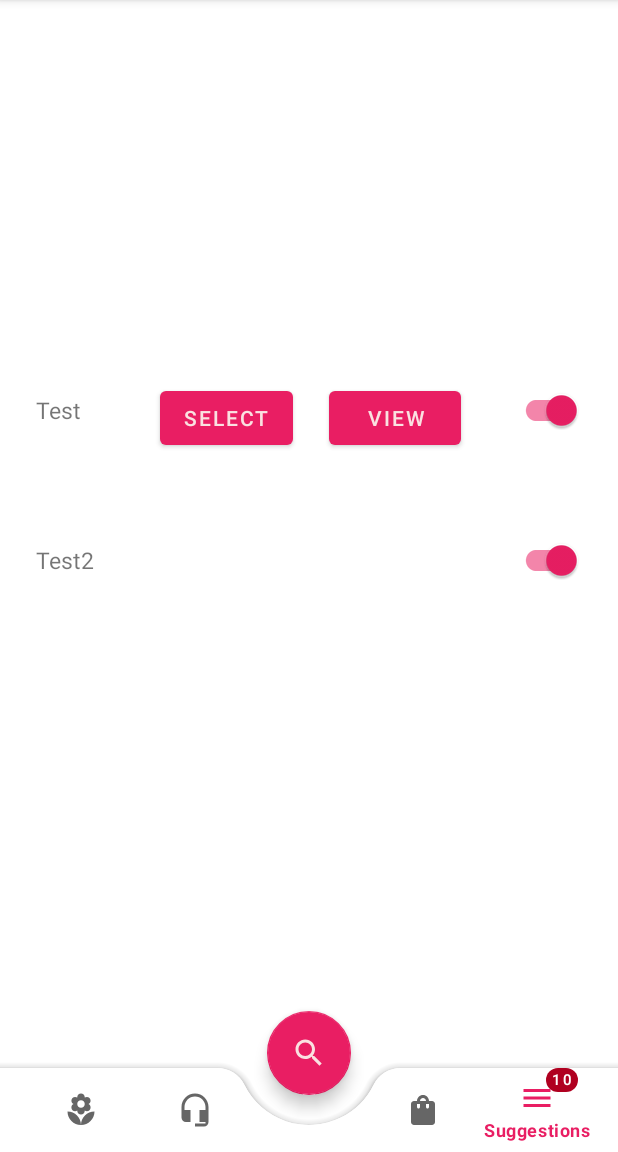
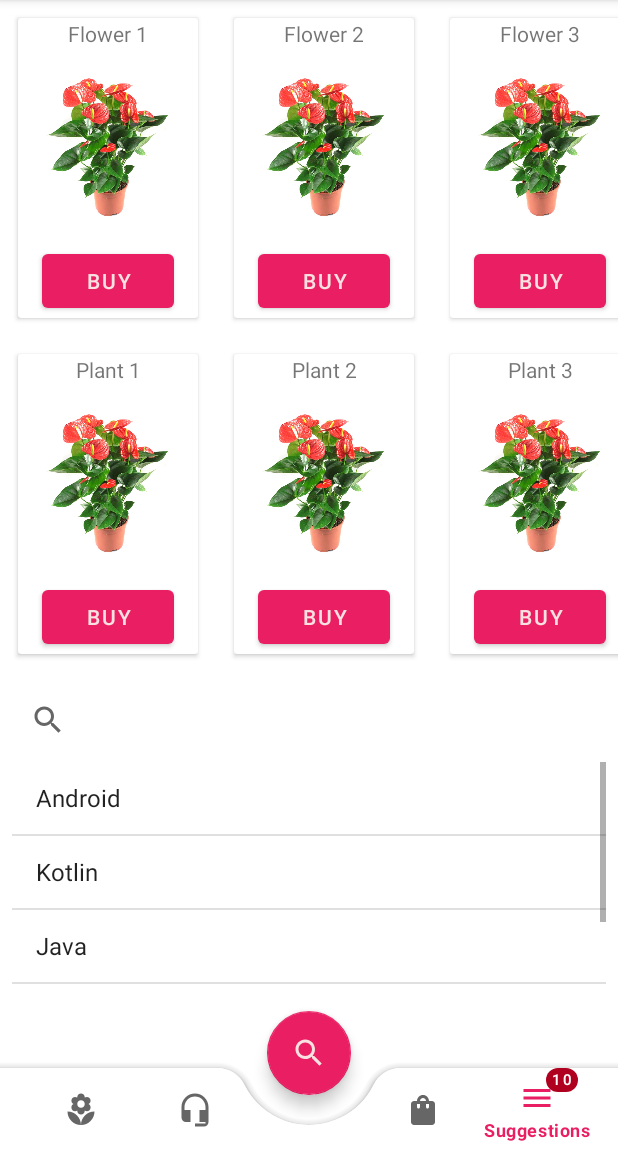
Before and after one commit to Blasanka/research-frontend, an Android app: the screen it shows after launch (MainActivity), item 5 of the bottom bar chosen, on a phone screen of 412 x 824 dp, the part 84-1236 px from its top. Run offline under Robolectric (Android 15) with nearby library versions, the phone set to English and light mode, and no system bars.

Commit message:
developed suggesions fragment and page navigation modification

```diff
--- a/app/build.gradle
+++ b/app/build.gradle
@@ -46,4 +46,6 @@ dependencies {
 
     // Material Design
     implementation 'com.google.android.material:material:1.3.0-alpha03'
+    //noinspection GradleCompatible
+    implementation 'com.android.support:cardview-v7:21.0.3'
 }
--- /dev/null
+++ b/app/src/main/java/com/example/floral/PostsAdapter.kt
@@ -0,0 +1,32 @@
+package com.example.floral
+
+import android.view.LayoutInflater
+import android.view.View
+import android.view.ViewGroup
+import android.widget.ImageView
+import android.widget.TextView
+import androidx.recyclerview.widget.RecyclerView
+
+class PostsAdapter(val posts: ArrayList<String>) : RecyclerView.Adapter<PostsAdapter.ViewHolder>() {
+
+    override fun onCreateViewHolder(parent: ViewGroup, viewType: Int): ViewHolder {
+        val view: View = LayoutInflater.from(parent.context).inflate(R.layout.raw_post,parent,false)
+        return ViewHolder(view)
+    }
+
+    override fun onBindViewHolder(holder: ViewHolder, position: Int) {
+
+        holder.firstName.text = posts[position]
+
+    }
+
+    override fun getItemCount() = posts.size
+
+
+    class ViewHolder(itemView: View) : RecyclerView.ViewHolder(itemView) {
+        val firstName : TextView = itemView.findViewById(R.id.firstName)
+
+
+    }
+
+}
--- a/app/src/main/java/com/example/floral/SuggestFragment.kt
+++ b/app/src/main/java/com/example/floral/SuggestFragment.kt
@@ -1,9 +1,14 @@
 package com.example.floral
 
+import android.annotation.SuppressLint
 import android.os.Bundle
 import android.view.View
+import android.widget.ArrayAdapter
+import android.widget.SearchView
+import android.widget.Toast
 import androidx.fragment.app.Fragment
 import androidx.recyclerview.widget.LinearLayoutManager
+import androidx.recyclerview.widget.OrientationHelper
 import kotlinx.android.synthetic.main.fragment_suggest.*
 
 class SuggestFragment : Fragment(R.layout.fragment_suggest) {
@@ -13,10 +18,48 @@ class SuggestFragment : Fragment(R.layout.fragment_suggest) {
 
     private lateinit var paraAdapter: ParamAdapter
 
+    @SuppressLint("WrongConstant")
     override fun onViewCreated(view: View, savedInstanceState: Bundle?) {
         super.onViewCreated(view, savedInstanceState)
-        setupRecyclerView()
-        to()
+       // setupRecyclerView()
+       // to()
+        //SugHorizontalRecyclerVIew
+        val posts: ArrayList<String> = ArrayList()
+        val bookList: ArrayList<String> = ArrayList()
+        for(i in 1..100){
+            posts.add("Flower $i")
+        }
+        for(i in 1..100){
+            bookList.add("Plant $i")
+        }
+        recyclerView.layoutManager = LinearLayoutManager(context!!, OrientationHelper.HORIZONTAL,false)
+        recyclerView.adapter = PostsAdapter(posts)
+        books.layoutManager = LinearLayoutManager(context!!, OrientationHelper.HORIZONTAL,false)
+        books.adapter = PostsAdapter(bookList)
+        //Search
+        val search = searchView
+        val listView = listView
+        val names = arrayOf("Android", "Kotlin", "Java", "C++", "C#")
+        val adapter : ArrayAdapter<String> = ArrayAdapter(context!!, android.R.layout.simple_list_item_1,names)
+        listView.adapter = adapter
+        search.setOnQueryTextListener(object : SearchView.OnQueryTextListener{
+            override fun onQueryTextSubmit(query: String?): Boolean {
+                search.clearFocus()
+                if(names.contains(query)){
+                    adapter.filter.filter(query)
+                }else{
+                    Toast.makeText(context,"item not fount", Toast.LENGTH_LONG).show()
+                }
+                return false
+            }
+
+            override fun onQueryTextChange(newText: String?): Boolean {
+                adapter.filter.filter(newText)
+                return false
+
+            }
+
+        })
 
 
     }
@@ -29,16 +72,19 @@ class SuggestFragment : Fragment(R.layout.fragment_suggest) {
 
 
 
-    }        private fun setupRecyclerView() = rvChannels.apply {
-            paraAdapter = ParamAdapter(paramChannelList,paramSwitchList)
-            adapter = paraAdapter
-            layoutManager = LinearLayoutManager(context)
+    }       // private fun setupRecyclerView() = rvChannels.apply {
+          //  paraAdapter = ParamAdapter(paramChannelList,paramSwitchList)
+         //   adapter = paraAdapter
+          //  layoutManager = LinearLayoutManager(context)
 
         }
-        private fun addToChannel(titles: String , switch : Boolean){
-            paramChannelList.add(titles)
-            paramSwitchList.add(switch)
-        }
+
+private fun <E> ArrayList<E>.add(element: Int) {
+
+}
 
 
-}
+private fun addToChannel(titles: String , switch : Boolean){
+        //    paramChannelList.add(titles)
+        //    paramSwitchList.add(switch)
+        }
--- a/app/src/main/res/layout/fragment_suggest.xml
+++ b/app/src/main/res/layout/fragment_suggest.xml
@@ -1,49 +1,68 @@
 <?xml version="1.0" encoding="utf-8"?>
-<androidx.constraintlayout.widget.ConstraintLayout xmlns:android="http://schemas.android.com/apk/res/android"
+<RelativeLayout xmlns:android="http://schemas.android.com/apk/res/android"
     xmlns:app="http://schemas.android.com/apk/res-auto"
     xmlns:tools="http://schemas.android.com/tools"
     android:layout_width="match_parent"
     android:layout_height="match_parent"
+    android:orientation="vertical"
     tools:context=".MainActivity">
 
 
-        <androidx.recyclerview.widget.RecyclerView
-            android:id="@+id/rvChannels"
-            android:layout_width="412dp"
-            android:layout_height="228dp"
-            app:layout_constraintBottom_toBottomOf="parent"
-            app:layout_constraintEnd_toEndOf="parent"
-            app:layout_constraintHorizontal_bias="1.0"
-            app:layout_constraintStart_toStartOf="parent"
-            app:layout_constraintTop_toTopOf="parent"
-            app:layout_constraintVertical_bias="0.499" />
-
-        <Button
-            android:id="@+id/button2"
-            android:layout_width="wrap_content"
-            android:layout_height="wrap_content"
-            android:text="View"
-            app:layout_constraintBottom_toBottomOf="parent"
-            app:layout_constraintEnd_toEndOf="parent"
-            app:layout_constraintStart_toEndOf="@+id/button"
-            app:layout_constraintTop_toTopOf="parent"
-            app:layout_constraintVertical_bias="0.174" />
-
-        <Button
-            android:id="@+id/button"
-            android:layout_width="wrap_content"
-            android:layout_height="wrap_content"
-            android:layout_marginStart="1dp"
-            android:layout_marginLeft="1dp"
-            android:layout_marginEnd="24dp"
-            android:layout_marginRight="24dp"
-            android:text="Select"
-            app:layout_constraintBottom_toBottomOf="parent"
-            app:layout_constraintEnd_toStartOf="@+id/button2"
-            app:layout_constraintHorizontal_chainStyle="packed"
-            app:layout_constraintStart_toStartOf="parent"
-            app:layout_constraintTop_toTopOf="parent"
-            app:layout_constraintVertical_bias="0.174" />
+        <androidx.constraintlayout.widget.ConstraintLayout
+            android:layout_width="match_parent"
+            android:layout_height="match_parent">
 
 
-</androidx.constraintlayout.widget.ConstraintLayout>
+                <androidx.recyclerview.widget.RecyclerView
+                    android:id="@+id/recyclerView"
+                    android:layout_width="0dp"
+                    android:layout_height="wrap_content"
+                    app:layout_constraintEnd_toEndOf="parent"
+                    app:layout_constraintHorizontal_bias="0.5"
+                    app:layout_constraintStart_toStartOf="parent"
+                    app:layout_constraintTop_toTopOf="parent" />
+
+                <androidx.recyclerview.widget.RecyclerView
+                    android:id="@+id/books"
+                    android:layout_width="0dp"
+                    android:layout_height="wrap_content"
+                    app:layout_constraintEnd_toEndOf="parent"
+                    app:layout_constraintHorizontal_bias="0.5"
+                    app:layout_constraintStart_toStartOf="parent"
+                    app:layout_constraintTop_toBottomOf="@id/recyclerView" />
+
+
+                <SearchView
+                    android:id="@+id/searchView"
+                    android:layout_width="match_parent"
+                    android:layout_height="wrap_content"
+                    android:layout_margin="8dp"
+                    android:layout_marginStart="8dp"
+                    android:layout_marginLeft="8dp"
+                    android:layout_marginEnd="8dp"
+                    android:layout_marginRight="8dp"
+                    app:layout_constraintEnd_toEndOf="parent"
+                    app:layout_constraintStart_toStartOf="parent"
+                    app:layout_constraintTop_toBottomOf="@+id/books" />
+
+                <ListView
+                    android:id="@+id/listView"
+                    android:layout_width="match_parent"
+                    android:layout_height="162dp"
+                    android:layout_margin="8dp"
+                    android:layout_marginStart="8dp"
+                    android:layout_marginLeft="8dp"
+                    android:layout_marginEnd="8dp"
+                    android:layout_marginRight="8dp"
+                    android:layout_marginBottom="116dp"
+                    app:layout_constraintBottom_toBottomOf="parent"
+                    app:layout_constraintEnd_toEndOf="parent"
+                    app:layout_constraintStart_toStartOf="parent"
+                    app:layout_constraintTop_toBottomOf="@+id/searchView" />
+
+        </androidx.constraintlayout.widget.ConstraintLayout>
+
+
+
+
+</RelativeLayout>
--- /dev/null
+++ b/app/src/main/res/layout/raw_post.xml
@@ -0,0 +1,50 @@
+<?xml version="1.0" encoding="utf-8"?>
+<androidx.cardview.widget.CardView
+    xmlns:android="http://schemas.android.com/apk/res/android"
+    xmlns:app="http://schemas.android.com/apk/res-auto"
+    android:layout_width="120dp"
+    android:layout_margin="12dp"
+    android:layout_height="200dp">
+
+
+
+   <androidx.constraintlayout.widget.ConstraintLayout
+       android:layout_width="match_parent"
+       android:layout_height="match_parent">
+
+       <ImageView
+           android:id="@+id/imgFloProduct"
+           android:layout_width="110dp"
+           android:layout_height="110dp"
+           android:layout_gravity="center"
+           android:layout_marginTop="11dp"
+           android:src="@drawable/anthur01"
+           app:layout_constraintBottom_toTopOf="@+id/button2"
+           app:layout_constraintEnd_toEndOf="parent"
+           app:layout_constraintStart_toStartOf="parent"
+           app:layout_constraintTop_toBottomOf="@+id/firstName" />
+
+       <TextView
+           android:id="@+id/firstName"
+           android:layout_width="wrap_content"
+           android:layout_height="wrap_content"
+           android:text="Text"
+           app:layout_constraintBottom_toTopOf="@+id/imgFloProduct"
+           app:layout_constraintEnd_toEndOf="parent"
+           app:layout_constraintStart_toStartOf="parent"
+           app:layout_constraintTop_toTopOf="parent" />
+
+       <Button
+           android:id="@+id/button2"
+           android:layout_width="wrap_content"
+           android:layout_height="wrap_content"
+           android:layout_marginTop="8dp"
+           android:text="Buy"
+           app:layout_constraintBottom_toBottomOf="parent"
+           app:layout_constraintEnd_toEndOf="parent"
+           app:layout_constraintStart_toStartOf="parent"
+           app:layout_constraintTop_toBottomOf="@+id/imgFloProduct" />
+
+   </androidx.constraintlayout.widget.ConstraintLayout>
+
+</androidx.cardview.widget.CardView>
```
Also changed, not shown: app/src/main/res/drawable/anthur01.jpg (added).
